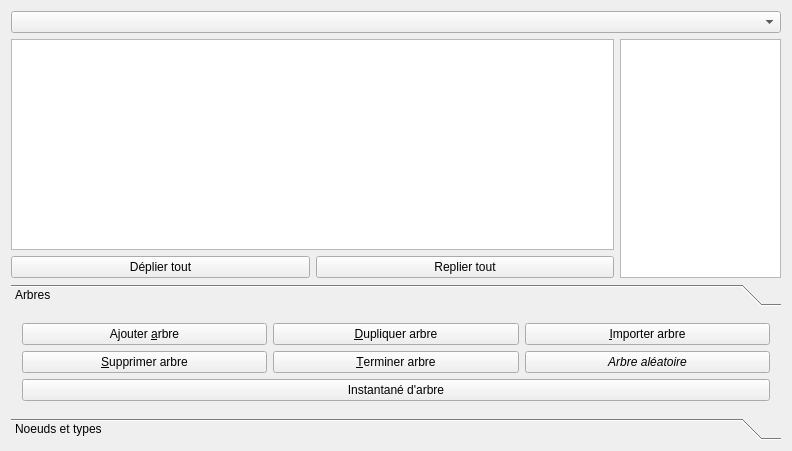
Before: the Qt Designer form formedittree.ui in GiPiLab/ProtonClassicSuite, drawn with Qt 5.
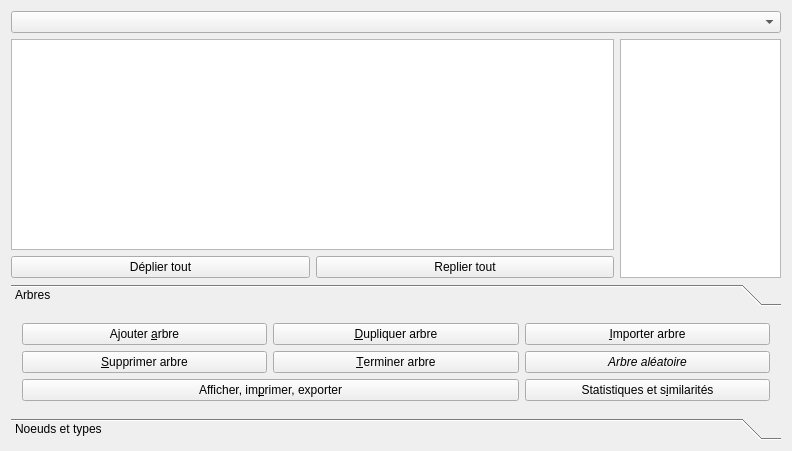
After: the same form once the commit is applied.

The edit to the form file:
```diff
--- a/formedittree.ui
+++ b/formedittree.ui
@@ -140,10 +140,17 @@
          </property>
         </widget>
        </item>
-       <item row="2" column="0" colspan="3">
+       <item row="2" column="0" colspan="2">
         <widget class="QPushButton" name="viewTreeButton">
          <property name="text">
-          <string>Instantané d'arbre</string>
+          <string>Afficher, im&amp;primer, exporter</string>
+         </property>
+        </widget>
+       </item>
+       <item row="2" column="2">
+        <widget class="QPushButton" name="consistencyButton">
+         <property name="text">
+          <string>Statistiques et s&amp;imilarités</string>
          </property>
         </widget>
        </item>
```
